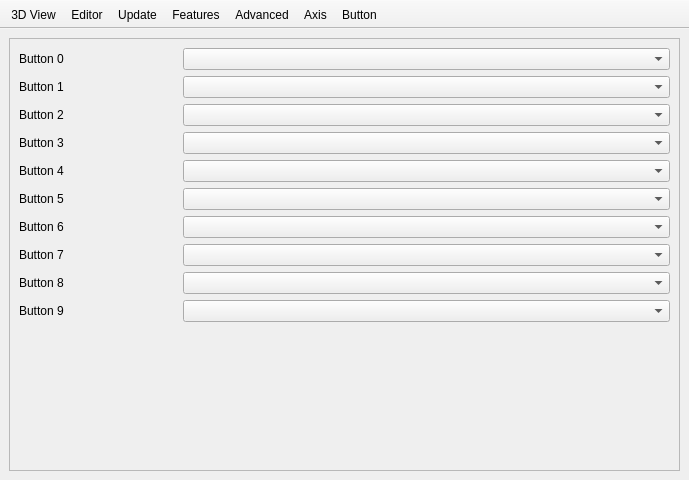
MichaelPFrey/openscad, file src/Preferences.ui: the form before one commit.
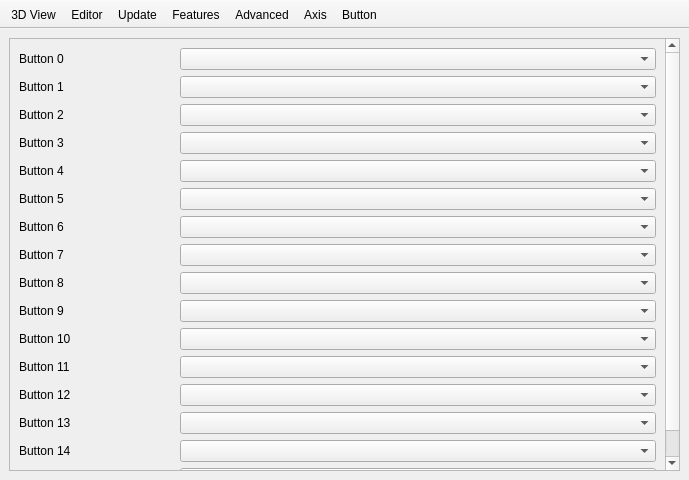
The form after the commit. The open tabs and pages were chosen to show the change. Icons and pictures are not drawn.

Commit message: all buttons are working

Patch:
```diff
--- a/src/Preferences.ui
+++ b/src/Preferences.ui
@@ -2210,9 +2210,9 @@
            <property name="geometry">
             <rect>
              <x>0</x>
-             <y>0</y>
-             <width>170</width>
-             <height>328</height>
+             <y>-122</y>
+             <width>655</width>
+             <height>514</height>
             </rect>
            </property>
            <layout class="QGridLayout" name="gridLayout_8" columnstretch="0,0,0,0">
@@ -2316,7 +2316,7 @@
               </property>
              </widget>
             </item>
-            <item row="26" column="0">
+            <item row="32" column="0">
              <spacer name="verticalSpacer_5">
               <property name="orientation">
                <enum>Qt::Vertical</enum>
@@ -2329,6 +2329,66 @@
               </property>
              </spacer>
             </item>
+            <item row="28" column="0">
+             <widget class="QLabel" name="labelInputButton12">
+              <property name="text">
+               <string>Button 12</string>
+              </property>
+             </widget>
+            </item>
+            <item row="26" column="0">
+             <widget class="QLabel" name="labelInputButton10">
+              <property name="text">
+               <string>Button 10</string>
+              </property>
+             </widget>
+            </item>
+            <item row="27" column="0">
+             <widget class="QLabel" name="labelInputButton11">
+              <property name="text">
+               <string>Button 11</string>
+              </property>
+             </widget>
+            </item>
+            <item row="29" column="0">
+             <widget class="QLabel" name="labelInputButton13">
+              <property name="text">
+               <string>Button 13</string>
+              </property>
+             </widget>
+            </item>
+            <item row="30" column="0">
+             <widget class="QLabel" name="labelInputButton14">
+              <property name="text">
+               <string>Button 14</string>
+              </property>
+             </widget>
+            </item>
+            <item row="31" column="0">
+             <widget class="QLabel" name="labelInputButton15">
+              <property name="text">
+               <string>Button 15</string>
+              </property>
+             </widget>
+            </item>
+            <item row="26" column="1" colspan="3">
+             <widget class="QComboBox" name="comboBoxButton10"/>
+            </item>
+            <item row="27" column="1" colspan="3">
+             <widget class="QComboBox" name="comboBoxButton11"/>
+            </item>
+            <item row="28" column="1" colspan="3">
+             <widget class="QComboBox" name="comboBoxButton12"/>
+            </item>
+            <item row="29" column="1" colspan="3">
+             <widget class="QComboBox" name="comboBoxButton13"/>
+            </item>
+            <item row="30" column="1" colspan="3">
+             <widget class="QComboBox" name="comboBoxButton14"/>
+            </item>
+            <item row="31" column="1" colspan="3">
+             <widget class="QComboBox" name="comboBoxButton15"/>
+            </item>
            </layout>
           </widget>
          </widget>
```
Left out of the diff: 4 changed lines with no effect on the pictures. The commit also changes 5 other files.
